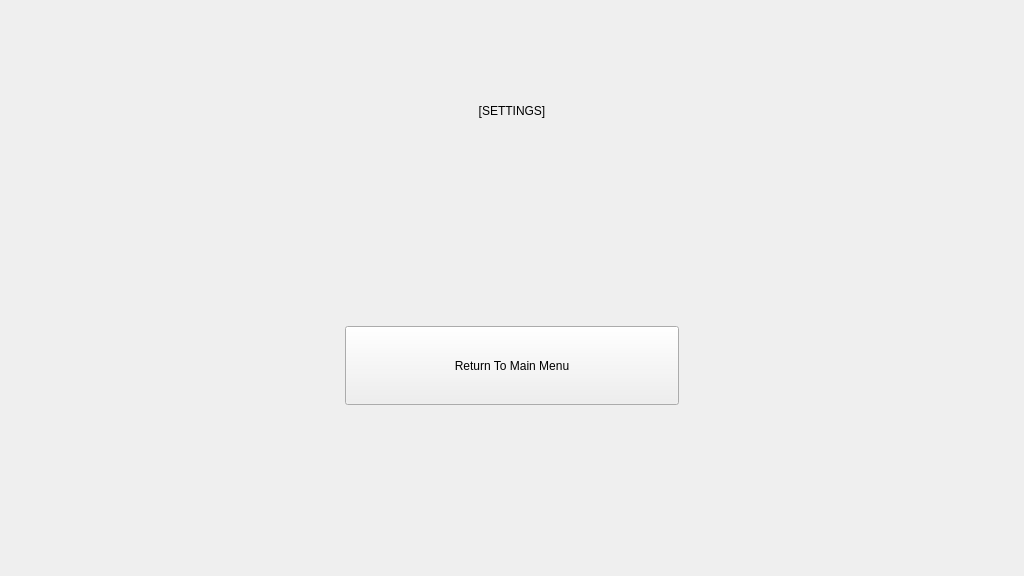
VKuzia/cat-circus, file src/menu/settingswidget.ui: the form before one commit.
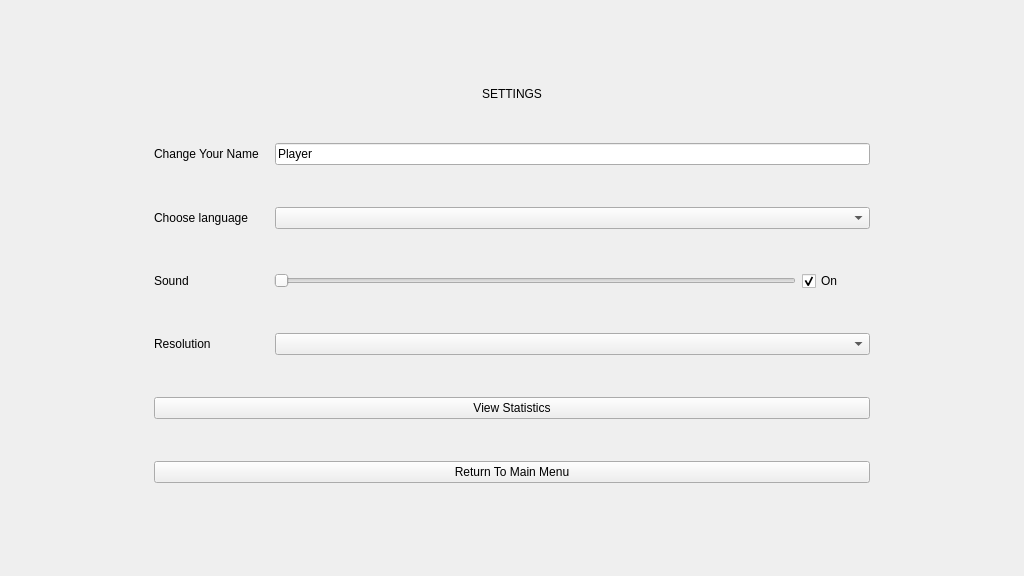
The form after the commit. Custom widgets are drawn as their Qt base class.

Patch:
```diff
--- a/src/menu/settingswidget.ui
+++ b/src/menu/settingswidget.ui
@@ -13,46 +13,30 @@
   <property name="windowTitle">
    <string>Form</string>
   </property>
-  <layout class="QVBoxLayout" name="verticalLayout" stretch="1,2,8">
-   <property name="sizeConstraint">
-    <enum>QLayout::SetNoConstraint</enum>
-   </property>
+  <layout class="QHBoxLayout" name="horizontalLayout" stretch="1,5,1">
    <item>
-    <spacer name="verticalSpacer">
+    <spacer name="ui_left_spacer_">
      <property name="orientation">
-      <enum>Qt::Vertical</enum>
+      <enum>Qt::Horizontal</enum>
      </property>
      <property name="sizeHint" stdset="0">
       <size>
-       <width>20</width>
-       <height>40</height>
+       <width>40</width>
+       <height>20</height>
       </size>
      </property>
     </spacer>
    </item>
    <item>
-    <widget class="QLabel" name="ui_settings_label_">
-     <property name="sizePolicy">
-      <sizepolicy hsizetype="Expanding" vsizetype="Expanding">
-       <horstretch>0</horstretch>
-       <verstretch>0</verstretch>
-      </sizepolicy>
-     </property>
-     <property name="text">
-      <string>[SETTINGS]</string>
-     </property>
-     <property name="alignment">
-      <set>Qt::AlignCenter</set>
-     </property>
-    </widget>
-   </item>
-   <item>
-    <layout class="QVBoxLayout" name="verticalLayout_2" stretch="2,1,2">
+    <layout class="QVBoxLayout" name="ui_vertical_layout_" stretch="1,8,10,10,10,10,8,8,1">
      <item>
-      <spacer name="verticalSpacer_2">
+      <spacer name="ui_upper_spacer_">
        <property name="orientation">
         <enum>Qt::Vertical</enum>
        </property>
+       <property name="sizeType">
+        <enum>QSizePolicy::Fixed</enum>
+       </property>
        <property name="sizeHint" stdset="0">
         <size>
          <width>20</width>
@@ -62,53 +46,123 @@
       </spacer>
      </item>
      <item>
-      <layout class="QHBoxLayout" name="horizontalLayout" stretch="1,1,1">
+      <widget class="QLabel" name="ui_settings_label_">
+       <property name="sizePolicy">
+        <sizepolicy hsizetype="Minimum" vsizetype="Fixed">
+         <horstretch>0</horstretch>
+         <verstretch>0</verstretch>
+        </sizepolicy>
+       </property>
+       <property name="text">
+        <string>SETTINGS</string>
+       </property>
+       <property name="alignment">
+        <set>Qt::AlignCenter</set>
+       </property>
+      </widget>
+     </item>
+     <item>
+      <layout class="QHBoxLayout" name="ui_user_layout_" stretch="5,26">
        <item>
-        <spacer name="horizontalSpacer_2">
-         <property name="orientation">
-          <enum>Qt::Horizontal</enum>
+        <widget class="QLabel" name="ui_user_label_">
+         <property name="text">
+          <string>Change Your Name</string>
          </property>
-         <property name="sizeHint" stdset="0">
-          <size>
-           <width>40</width>
-           <height>20</height>
-          </size>
+        </widget>
+       </item>
+       <item>
+        <widget class="QLineEdit" name="ui_user_line_edit_">
+         <property name="text">
+          <string>Player</string>
          </property>
-        </spacer>
+        </widget>
        </item>
+      </layout>
+     </item>
+     <item>
+      <layout class="QHBoxLayout" name="ui_language_layout_" stretch="5,26">
        <item>
-        <widget class="Button" name="ui_return_button_">
-         <property name="sizePolicy">
-          <sizepolicy hsizetype="Expanding" vsizetype="Expanding">
-           <horstretch>0</horstretch>
-           <verstretch>0</verstretch>
-          </sizepolicy>
+        <widget class="QLabel" name="ui_language_label_">
+         <property name="text">
+          <string>Choose language</string>
          </property>
+        </widget>
+       </item>
+       <item>
+        <widget class="QComboBox" name="ui_language_combo_box_"/>
+       </item>
+      </layout>
+     </item>
+     <item>
+      <layout class="QHBoxLayout" name="ui_sound_layout_" stretch="5,23,3">
+       <item>
+        <widget class="QLabel" name="ui_sound_label_">
          <property name="text">
-          <string>Return To Main Menu</string>
+          <string>Sound</string>
          </property>
         </widget>
        </item>
        <item>
-        <spacer name="horizontalSpacer">
+        <widget class="QSlider" name="ui_volume_">
          <property name="orientation">
           <enum>Qt::Horizontal</enum>
          </property>
-         <property name="sizeHint" stdset="0">
-          <size>
-           <width>40</width>
-           <height>20</height>
-          </size>
+        </widget>
+       </item>
+       <item>
+        <widget class="QCheckBox" name="ui_sound_check_box_">
+         <property name="text">
+          <string>On</string>
          </property>
-        </spacer>
+         <property name="checked">
+          <bool>true</bool>
+         </property>
+        </widget>
        </item>
       </layout>
      </item>
      <item>
-      <spacer name="verticalSpacer_3">
+      <layout class="QHBoxLayout" name="ui_resolution_layout_" stretch="5,26">
+       <item>
+        <widget class="QLabel" name="ui_resoluton_label_">
+         <property name="text">
+          <string>Resolution</string>
+         </property>
+        </widget>
+       </item>
+       <item>
+        <widget class="QComboBox" name="ui_resolution_combo_box_"/>
+       </item>
+      </layout>
+     </item>
+     <item>
+      <widget class="QPushButton" name="ui_statistics_button_">
+       <property name="text">
+        <string>View Statistics</string>
+       </property>
+      </widget>
+     </item>
+     <item>
+      <widget class="QPushButton" name="ui_return_button_">
+       <property name="sizePolicy">
+        <sizepolicy hsizetype="Minimum" vsizetype="Fixed">
+         <horstretch>0</horstretch>
+         <verstretch>0</verstretch>
+        </sizepolicy>
+       </property>
+       <property name="text">
+        <string>Return To Main Menu</string>
+       </property>
+      </widget>
+     </item>
+     <item>
+      <spacer name="ui_down_spacer_">
        <property name="orientation">
         <enum>Qt::Vertical</enum>
        </property>
+       <property name="sizeType">
+        <enum>QSizePolicy::Fixed</enum>
+       </property>
        <property name="sizeHint" stdset="0">
         <size>
          <width>20</width>
@@ -119,6 +173,19 @@
      </item>
     </layout>
    </item>
+   <item>
+    <spacer name="ui_right_pacer_">
+     <property name="orientation">
+      <enum>Qt::Horizontal</enum>
+     </property>
+     <property name="sizeHint" stdset="0">
+      <size>
+       <width>40</width>
+       <height>20</height>
+      </size>
+     </property>
+    </spacer>
+   </item>
   </layout>
  </widget>
  <customwidgets>
```
Left out of the diff: 85 changed lines with no effect on the pictures.
